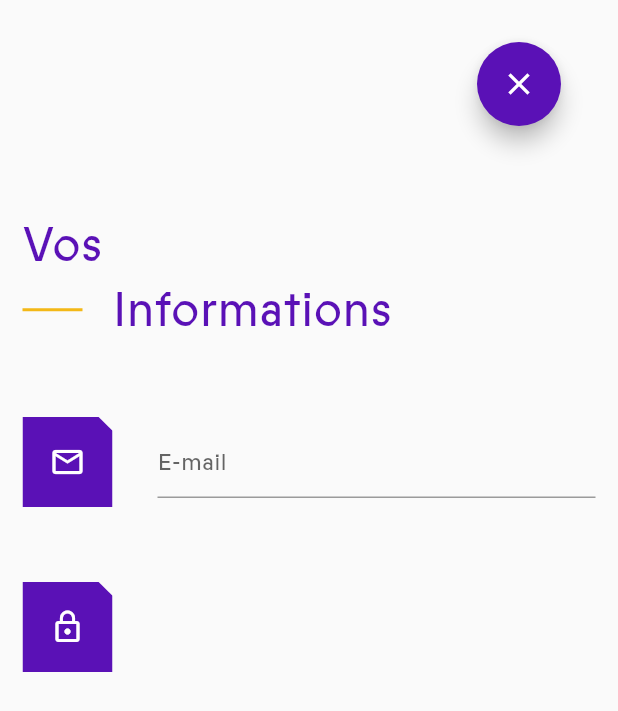
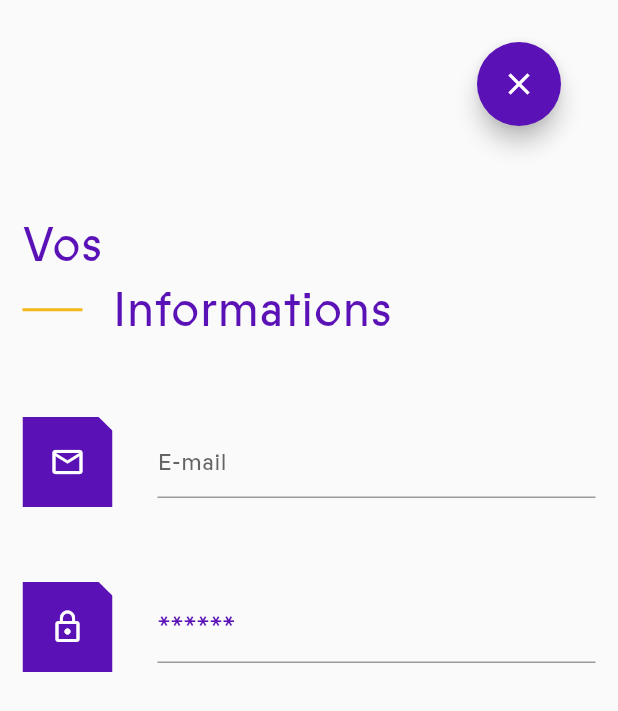
Before and after one commit to Explor-ea/exploreapp, a Flutter app: the PersonalInfos screen opened directly, on a phone screen of 412 x 824 dp. Shown: the top 711 px of the screen. Run offline on Flutter 3.47's test engine with Material 2 defaults, Android fonts, the phone set to English and light mode, and no system bars; our stand-ins replace carousel_slider, firebase_auth, firebase_core, flutter_map, latlong2, shared_preferences; accounts and stored records are empty; statements that could not run were skipped.

Commit message:
factorise code & add a fake TField for password

```diff
--- a/lib/pages/settings/personal_infos.dart
+++ b/lib/pages/settings/personal_infos.dart
@@ -19,6 +19,7 @@ class PersonalInfos extends StatefulWidget {
 // TODO: maybe add the possibility to verify user's email.
 class _PersonalInfosState extends State<PersonalInfos> {
   final TextEditingController tecEmail = new TextEditingController();
+  final TextEditingController tecPassword = new TextEditingController();
   User? currentUser;
 
   @override
@@ -27,6 +28,8 @@ class _PersonalInfosState extends State<PersonalInfos> {
     if (currentUser != null) {
       tecEmail.text = currentUser!.email ?? "";
     }
+
+    tecPassword.text = "******";
 
     super.initState();
   }
@@ -72,7 +75,18 @@ class _PersonalInfosState extends State<PersonalInfos> {
               ],
             ),
             Container(height: 50),
-            Row(
+            buildRowWithTF(Icons.mail_outline_outlined, tecEmail, "E-mail"),
+            Container(height: 50),
+            buildRowWithTF(Icons.lock_outline, tecPassword, "Mot de passe"),
+          ],
+        ),
+      ),
+    );
+  }
+
+  Widget buildRowWithTF(
+      IconData anIcon, TextEditingController aTEC, String? aHintText) {
+    return Row(
       children: [
         ExploreaNoteFrame(
           width: 60,
@@ -80,7 +94,7 @@ class _PersonalInfosState extends State<PersonalInfos> {
           padding: EdgeInsets.zero,
           child: Center(
             child: Icon(
-                      Icons.mail_outline_outlined,
+              anIcon,
               color: Colors.white,
             ),
           ),
@@ -91,54 +105,23 @@ class _PersonalInfosState extends State<PersonalInfos> {
             cursorColor: ExploreaColors.purple,
             keyboardType: TextInputType.emailAddress,
             readOnly: true,
-
-                    controller: tecEmail,
+            controller: aTEC,
             style: const TextStyle(
               color: ExploreaColors.purple,
               decorationColor: ExploreaColors.purple,
             ),
-                    decoration: const InputDecoration(
+            decoration: InputDecoration(
               focusedBorder: UnderlineInputBorder(
                   borderSide: BorderSide(
                 color: ExploreaColors.purple,
               )),
               focusColor: ExploreaColors.purple,
               fillColor: ExploreaColors.purple,
-
-                      hintText: "E-mail",
-                      // prefixIcon: Icon(
-                      //   Icons.mail_outline,
-                      //   color: ExploreaColors.purple,
-                      // ),
+              hintText: aHintText,
             ),
-                    // validator: (value) {
-                    //   return value!.isEmpty ? "Renseignez votre email" : null;
-                    // },
-                    // onFieldSubmitted: onFieldSubmitted,
           ),
         )
       ],
-            ),
-            Container(height: 50),
-            Row(
-              children: [
-                ExploreaNoteFrame(
-                  width: 60,
-                  height: 60,
-                  padding: EdgeInsets.zero,
-                  child: Center(
-                    child: Icon(
-                      Icons.lock_outline,
-                      color: Colors.white,
-                    ),
-                  ),
-                ),
-                // textfield
-              ],
-            )
-          ],
-        ),
-      ),
     );
   }
 }
```
Lines whose indentation alone changed are shown as unchanged.
